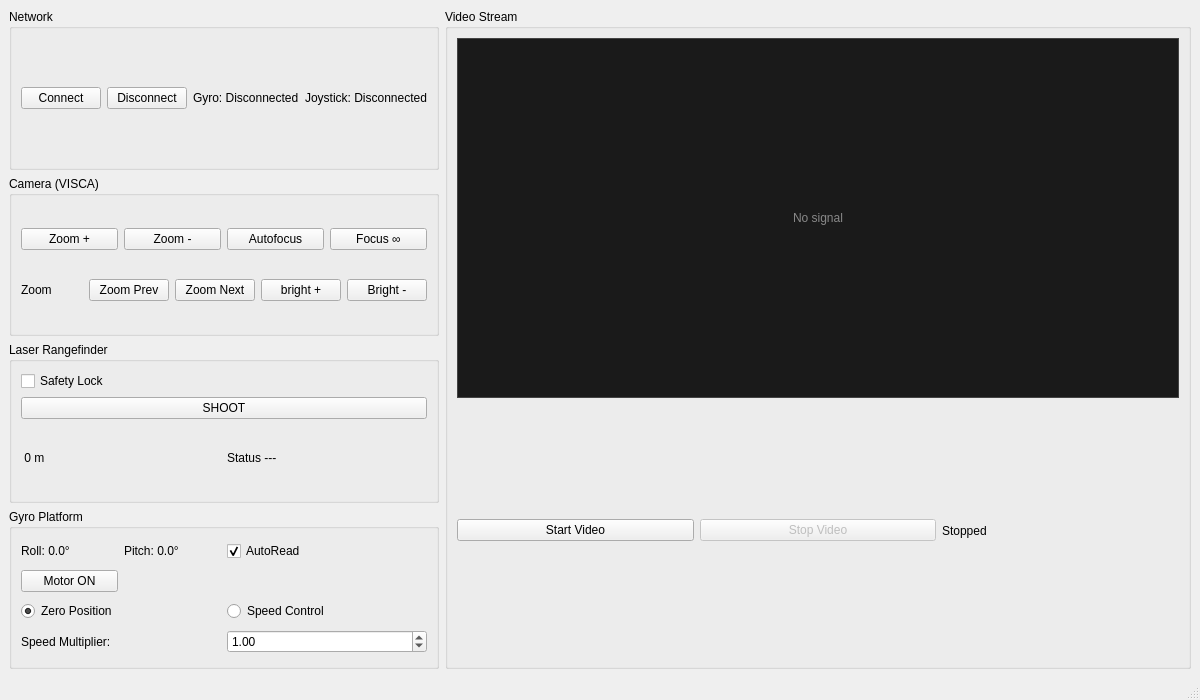
Old version of the form mainwindow.ui in the repository Shimanovich/gsp_control.
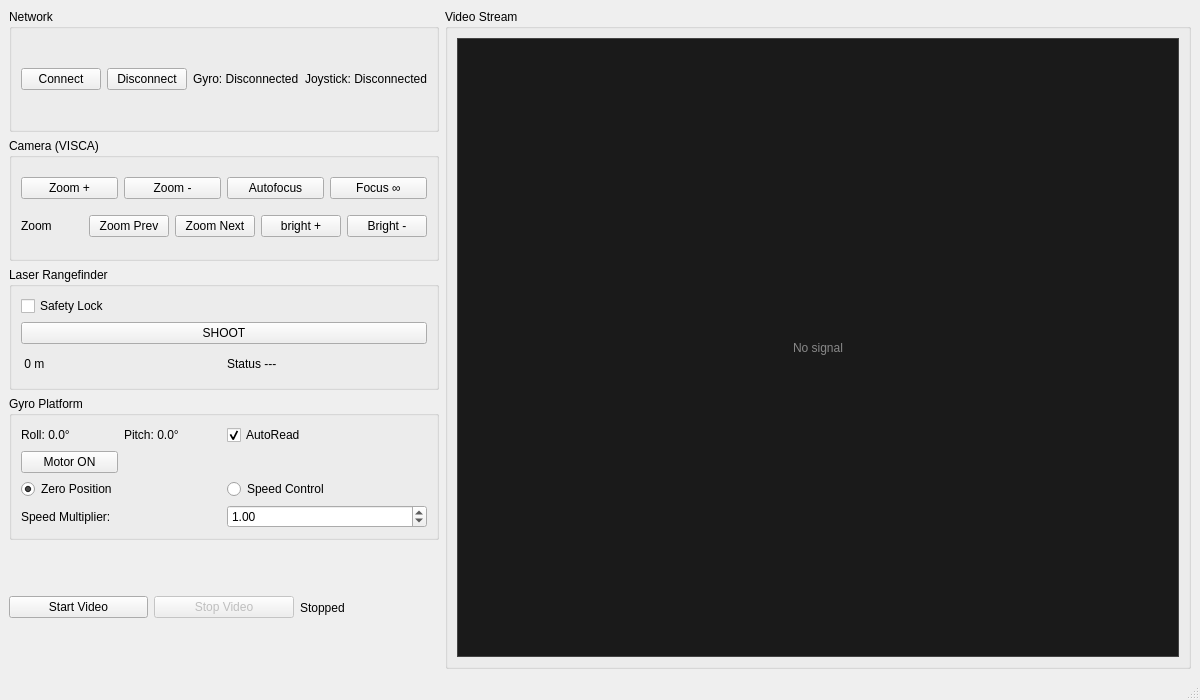
New version of the form.

Diff of the .ui file:
```diff
--- a/mainwindow.ui
+++ b/mainwindow.ui
@@ -282,6 +282,34 @@
           </layout>
          </widget>
         </item>
+        <item>
+         <layout class="QHBoxLayout" name="videoBtnLayout">
+          <item>
+           <widget class="QPushButton" name="btnVideoStart">
+            <property name="text">
+             <string>Start Video</string>
+            </property>
+           </widget>
+          </item>
+          <item>
+           <widget class="QPushButton" name="btnVideoStop">
+            <property name="enabled">
+             <bool>false</bool>
+            </property>
+            <property name="text">
+             <string>Stop Video</string>
+            </property>
+           </widget>
+          </item>
+          <item>
+           <widget class="QLabel" name="labelVideoStatus">
+            <property name="text">
+             <string>Stopped</string>
+            </property>
+           </widget>
+          </item>
+         </layout>
+        </item>
        </layout>
       </item>
       <item>
@@ -318,34 +346,6 @@
            </property>
           </widget>
          </item>
-         <item>
-          <layout class="QHBoxLayout" name="videoBtnLayout">
-           <item>
-            <widget class="QPushButton" name="btnVideoStart">
-             <property name="text">
-              <string>Start Video</string>
-             </property>
-            </widget>
-           </item>
-           <item>
-            <widget class="QPushButton" name="btnVideoStop">
-             <property name="text">
-              <string>Stop Video</string>
-             </property>
-             <property name="enabled">
-              <bool>false</bool>
-             </property>
-            </widget>
-           </item>
-           <item>
-            <widget class="QLabel" name="labelVideoStatus">
-             <property name="text">
-              <string>Stopped</string>
-             </property>
-            </widget>
-           </item>
-          </layout>
-         </item>
         </layout>
        </widget>
       </item>
```
Left out of the diff: 80 changed lines with no effect on the pictures.
